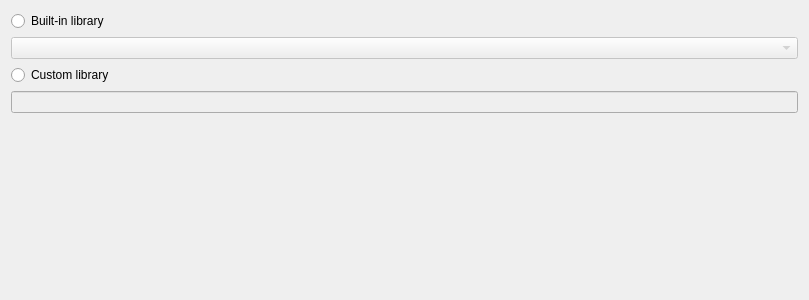
This is src/libraries/wizard/import_component.ui in n7space/asn1scc.IDE as Qt 5 draws it before an edit. The edited form follows.
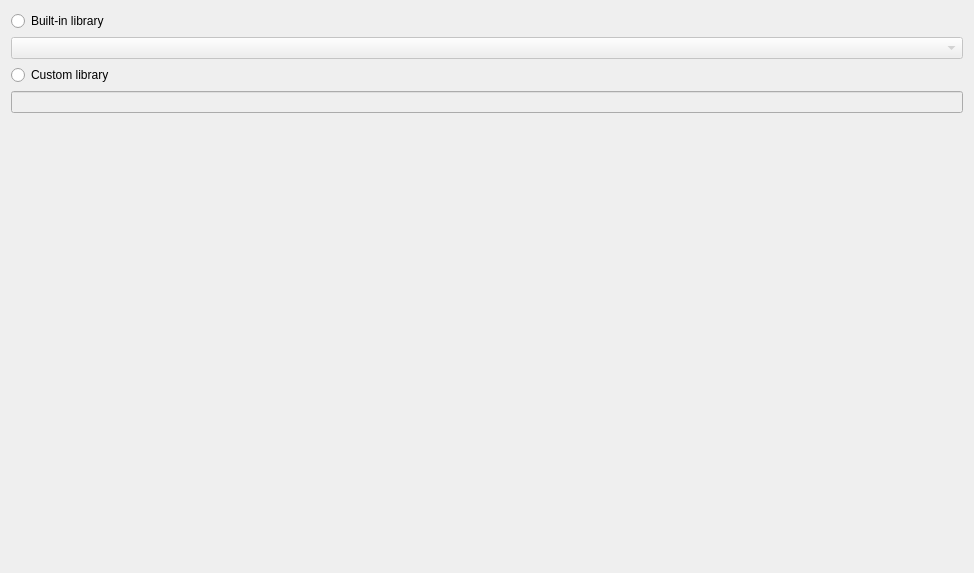
This is the edited form. Custom widgets are drawn as their Qt base class.

Commit message: ASNIDE-248 Changed size of the wizard window

The edit to the form file:
```diff
--- a/src/libraries/wizard/import_component.ui
+++ b/src/libraries/wizard/import_component.ui
@@ -6,20 +6,20 @@
    <rect>
     <x>0</x>
     <y>0</y>
-    <width>809</width>
-    <height>300</height>
+    <width>974</width>
+    <height>573</height>
    </rect>
   </property>
   <property name="sizePolicy">
-   <sizepolicy hsizetype="Minimum" vsizetype="Minimum">
+   <sizepolicy hsizetype="Preferred" vsizetype="Preferred">
     <horstretch>0</horstretch>
     <verstretch>0</verstretch>
    </sizepolicy>
   </property>
   <property name="minimumSize">
    <size>
-    <width>800</width>
-    <height>300</height>
+    <width>974</width>
+    <height>573</height>
    </size>
   </property>
   <property name="windowTitle">
```
